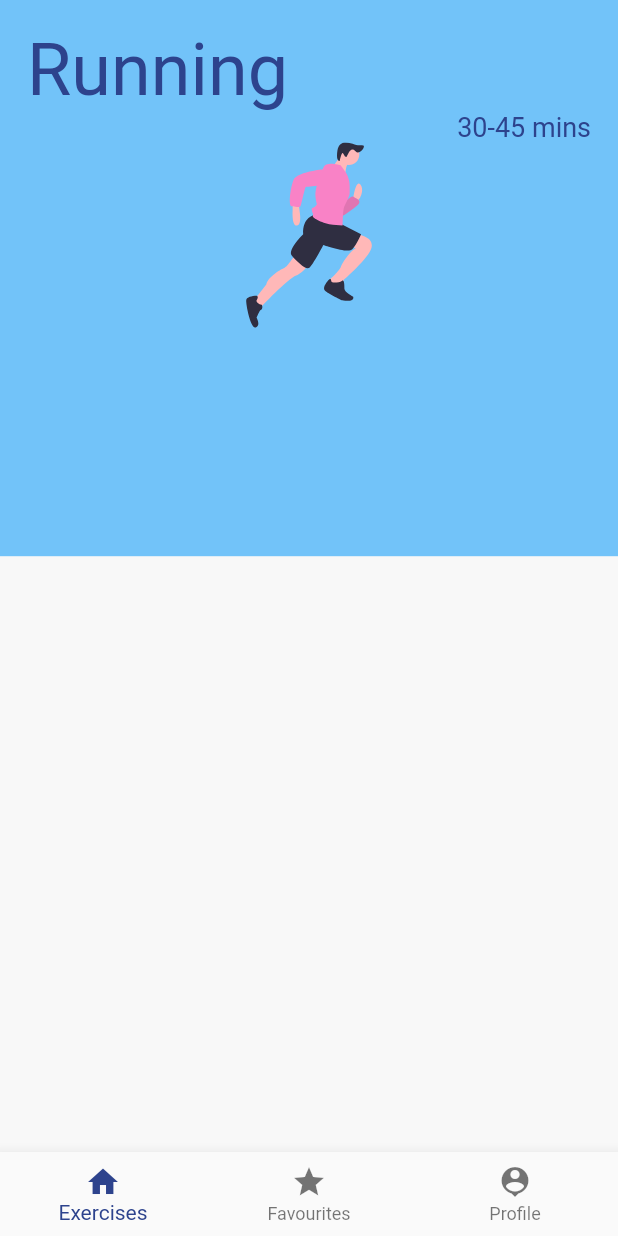
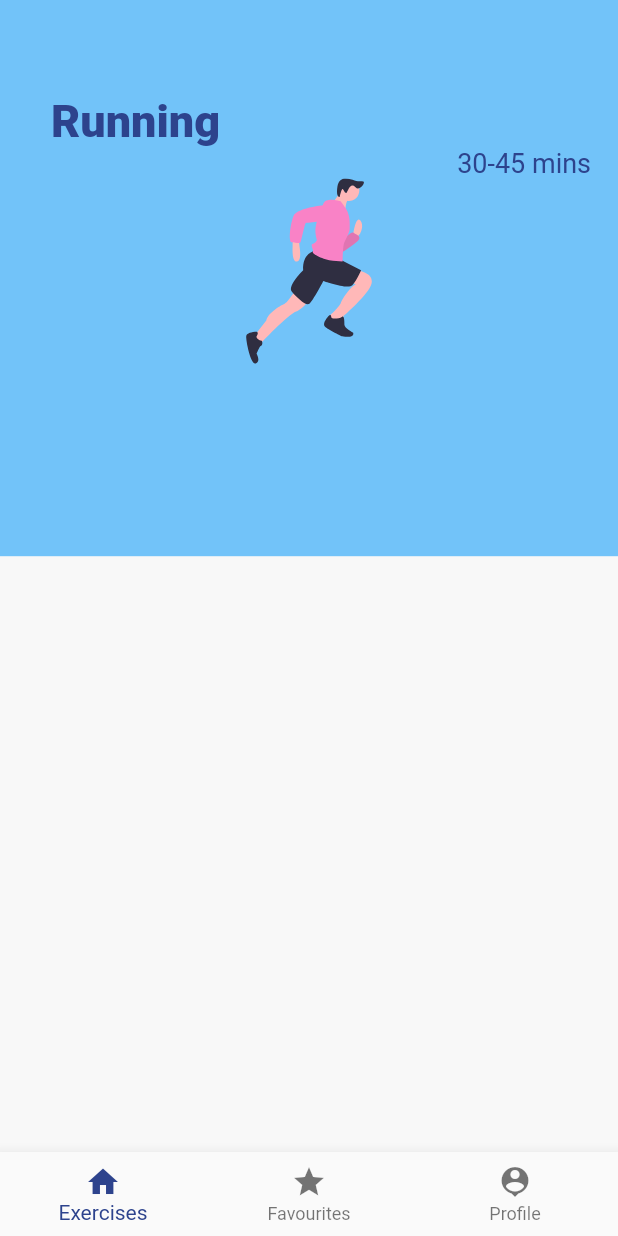
Before and after one commit to hngi/Team-wonderwoman-mobile, a Flutter app: the FavouritesPage screen opened directly, after a tap on "Running", on a phone screen of 412 x 824 dp. Run offline on Flutter 3.47's test engine with Material 2 defaults, Android fonts, the phone set to English and light mode, and no system bars; our stand-ins replace flutter_svg, shared_preferences; accounts and stored records are empty; Roboto replaces fonts that are missing (Work Sans/WorkSans-Bold, Work sans/WorkSans-Bold).

Commit message:
Fixed some bugs

```diff
--- a/lib/screens/favourites.dart
+++ b/lib/screens/favourites.dart
@@ -25,8 +25,20 @@ class _FavouritesPageState extends State<FavouritesPage> {
                         alignment: Alignment.centerLeft,
                         image: AssetImage('images/coverbk.png')))),
             SafeArea(
-              child: Container(
-                child:Text('Your Favourite exercises go here')
+              child: Column(
+                children: <Widget>[
+                  Padding(
+                    padding: const EdgeInsets.only(top: 45.0, left: 16),
+                    child: Text('Favourites',
+                      textAlign: TextAlign.left,
+                      style: TextStyle(
+                        fontWeight: FontWeight.w900,
+                        fontFamily: 'Work Sans/WorkSans-Bold',
+                        fontSize: 30.0,
+                        color: Color(0xff2d438d),
+                      ),),
+                  ),
+                ],
               ),
             )
 
--- a/lib/screens/home.dart
+++ b/lib/screens/home.dart
@@ -10,7 +10,7 @@ class HomePage extends StatefulWidget {
 }
 
 class _HomePageState extends State<HomePage> {
-  SharedPreferencesHelper object;
+  SharedPreferencesHelper object=new SharedPreferencesHelper();
   String _name="";
 
   @override void initState() {
--- a/lib/userData.dart
+++ b/lib/userData.dart
@@ -2,6 +2,10 @@
 import 'package:shared_preferences/shared_preferences.dart';
 
 class SharedPreferencesHelper{
+  static SharedPreferencesHelper _instance;
+  factory SharedPreferencesHelper() => _instance ??= new SharedPreferencesHelper._();
+
+  SharedPreferencesHelper._();
   ///
   /// Instantiation of the SharedPreferences library
   ///
--- a/lib/widgets/exercise_card.dart
+++ b/lib/widgets/exercise_card.dart
@@ -27,12 +27,16 @@ class ExerciseCard extends StatelessWidget {
             child: Column(
               crossAxisAlignment: CrossAxisAlignment.start,
               children: <Widget>[
-                Text(title,
-                  style: TextStyle(
-                    fontSize: 48.0,
-                    fontFamily: 'Work sans/WorkSans-Bold',
-                    color:Color(0xff2d438d),
-                  ),),
+                Padding(
+                  padding: const EdgeInsets.only(top: 45.0, left: 16),
+                  child: Text(title,
+                    style: TextStyle(
+                      fontWeight: FontWeight.w900,
+                      fontSize: 30.0,
+                      fontFamily: 'Work sans/WorkSans-Bold',
+                      color:Color(0xff2d438d),
+                    ),),
+                ),
                 Align(
                   alignment: Alignment.bottomRight,
                   child: Text(time,
--- a/pubspec.yaml
+++ b/pubspec.yaml
@@ -73,7 +73,7 @@ flutter:
       fonts:
         - asset: fonts/static/WorkSans-Regular.ttf
         - asset: fonts/static/WorkSans-Bold.ttf
-        - asset: fonts/static/WorkSans-Light.ttf
+        - asset: fonts/static/WorkSans-ExtraLight.ttf
   #         style: italic
     - family: Pacifico
       fonts:
```
Also changed, not shown: lib/screens/details.dart (+30 -23 lines), lib/screens/welcome.dart (+10 -7 lines), lib/widgets/brandName.dart (+6 -1 lines).
